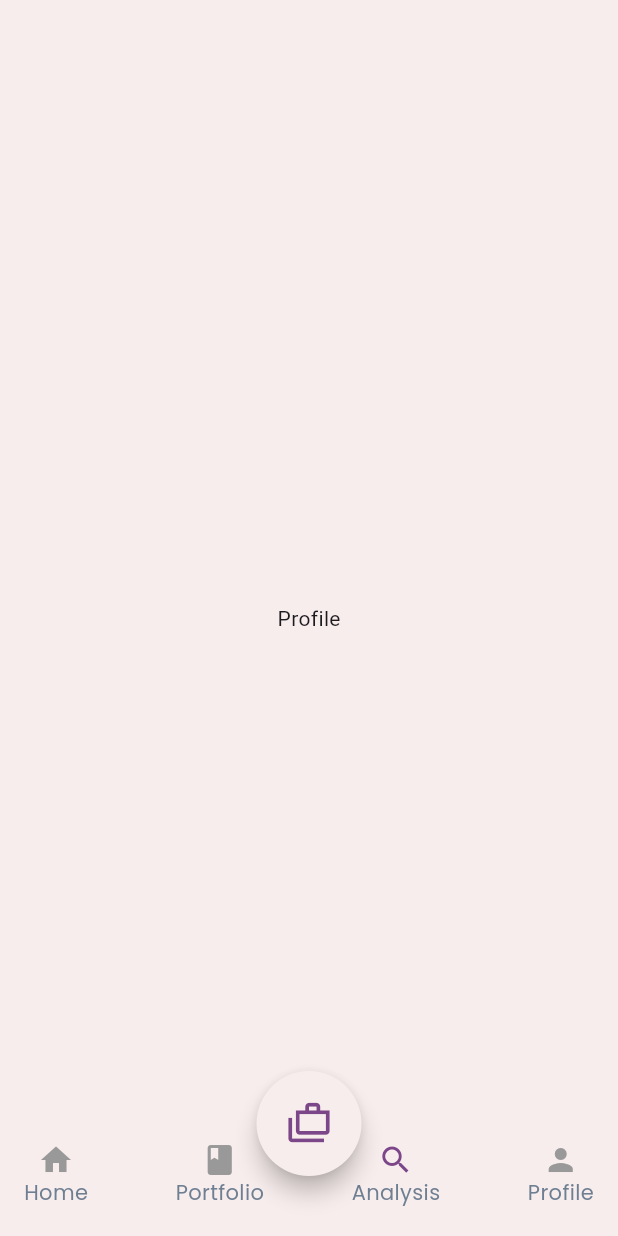
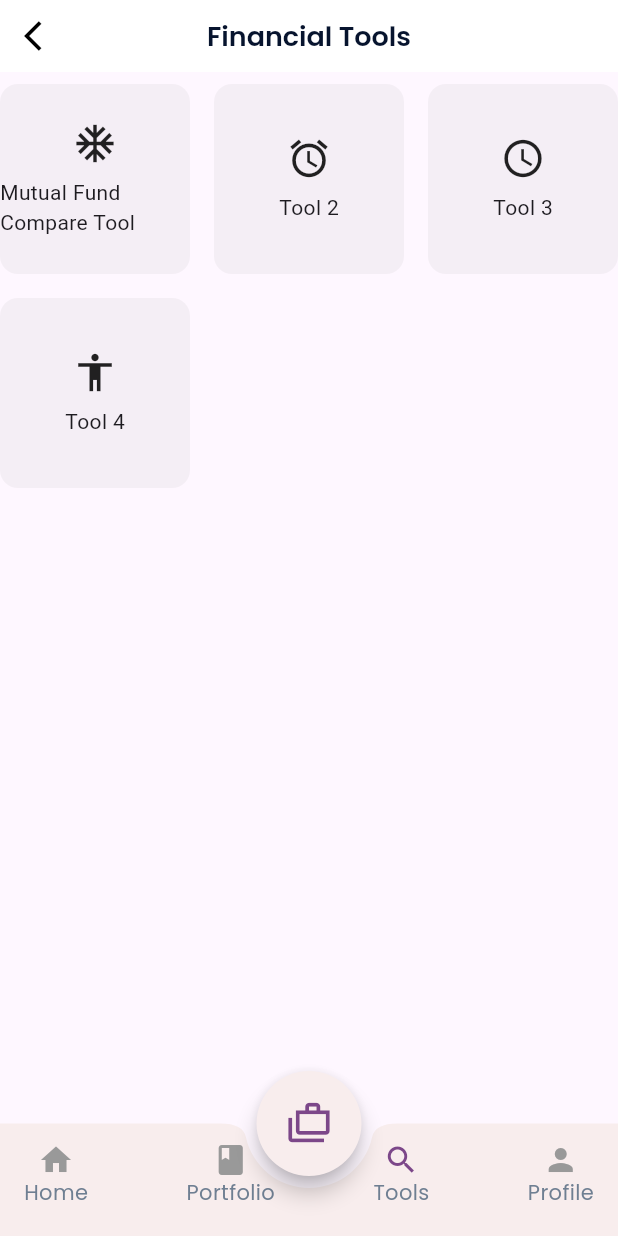
Before and after one commit to chiragsahu/portfolio_plus, a Flutter app: the screen it shows after launch, item 3 of the bottom bar chosen, on a phone screen of 412 x 824 dp. Run offline on Flutter 3.47's test engine with Material 3 defaults, Android fonts, the phone set to English and light mode, and no system bars; our stand-ins replace flutter_riverpod, google_fonts, nb_utils, riverpod_annotation; generated files the repository leaves out were written again.

Commit message:
working on dashboard ui

```diff
--- a/lib/modules/dashboard/view/portfolio_widget.dart
+++ b/lib/modules/dashboard/view/portfolio_widget.dart
@@ -127,7 +127,7 @@
               AppColors.grey,
             ),
           ),
-          4.height,
+          2.height,
         ]),
       ),
     );
--- a/lib/modules/homepage/view/home_page_screen.dart
+++ b/lib/modules/homepage/view/home_page_screen.dart
@@ -8,6 +8,7 @@
 import '../../dashboard/view/dashboard_screen.dart';
 import '../../portfolio/view/portfolio_view.dart';
 import '../../profile/view/profile_screen.dart';
+import '../../tools/view/profile_screen.dart';
 import '../provider/bottomnav_ctrl.dart';
 
 class CustomBottomNavBarItem extends StatelessWidget {
@@ -52,7 +53,7 @@
     ),
     BottomNavigationBarItem(
       icon: Icon(Icons.search),
-      label: 'Analysis',
+      label: 'Tools',
     ),
     BottomNavigationBarItem(
       icon: Icon(Icons.person),
@@ -63,7 +64,7 @@
   final List<Widget> pages = const [
     DashboardScreen(),
     PortfolioScreen(),
-    ProfileScreen(),
+    ToolsScreen(),
     ProfileScreen(),
   ];
 
--- /dev/null
+++ b/lib/modules/tools/view/profile_screen.dart
@@ -0,0 +1,72 @@
+import 'package:flutter/material.dart';
+import 'package:flutter_riverpod/flutter_riverpod.dart';
+import 'package:nb_utils/nb_utils.dart';
+import 'package:portfolio_plus/components/custom_app_bar.dart';
+
+class ToolsScreen extends ConsumerStatefulWidget {
+  const ToolsScreen({super.key});
+
+  @override
+  ConsumerState<ConsumerStatefulWidget> createState() => _ToolsScreenState();
+}
+
+class _ToolsScreenState extends ConsumerState<ToolsScreen> {
+  final List<ToolsModel> tools = [
+    ToolsModel(name: 'Mutual Fund Compare Tool', icon: Icons.ac_unit),
+    ToolsModel(name: 'Tool 2', icon: Icons.access_alarm),
+    ToolsModel(name: 'Tool 3', icon: Icons.access_time),
+    ToolsModel(name: 'Tool 4', icon: Icons.accessibility),
+  ];
+
+  @override
+  Widget build(BuildContext context) {
+    return Scaffold(
+      appBar: CustomAppBar(title: 'Financial Tools'),
+      body: Column(
+        children: [
+          8.height,
+          GridView.builder(
+            gridDelegate: SliverGridDelegateWithFixedCrossAxisCount(
+              crossAxisCount: 3,
+              crossAxisSpacing: 16,
+              mainAxisSpacing: 16,
+              childAspectRatio: 1.0,
+            ),
+            itemCount: tools.length,
+            shrinkWrap: true,
+            itemBuilder: (context, index) {
+              return Container(
+                decoration: boxDecorationWithRoundedCorners(
+                  borderRadius: radius(12),
+                  backgroundColor: Colors.grey.withOpacity(0.1),
+                ),
+                child: Center(
+                  child: Column(
+                    mainAxisAlignment: MainAxisAlignment.center,
+                    crossAxisAlignment: CrossAxisAlignment.center,
+                    children: [
+                      Icon(tools[index].icon, size: 30),
+                      8.height,
+                      Text(
+                        tools[index].name,
+                        maxLines: 2,
+                      ),
+                    ],
+                  ),
+                ),
+              );
+            },
+          ),
+        ],
+      ),
+    );
+  }
+}
+
+// tools model with name and icon
+class ToolsModel {
+  final String name;
+  final IconData icon;
+
+  ToolsModel({required this.name, required this.icon});
+}
```
Also changed, not shown: lib/components/coming_soon.dart (added, +12 -0 lines), lib/modules/dashboard/view/dashboard_screen.dart (+107 -4 lines).
